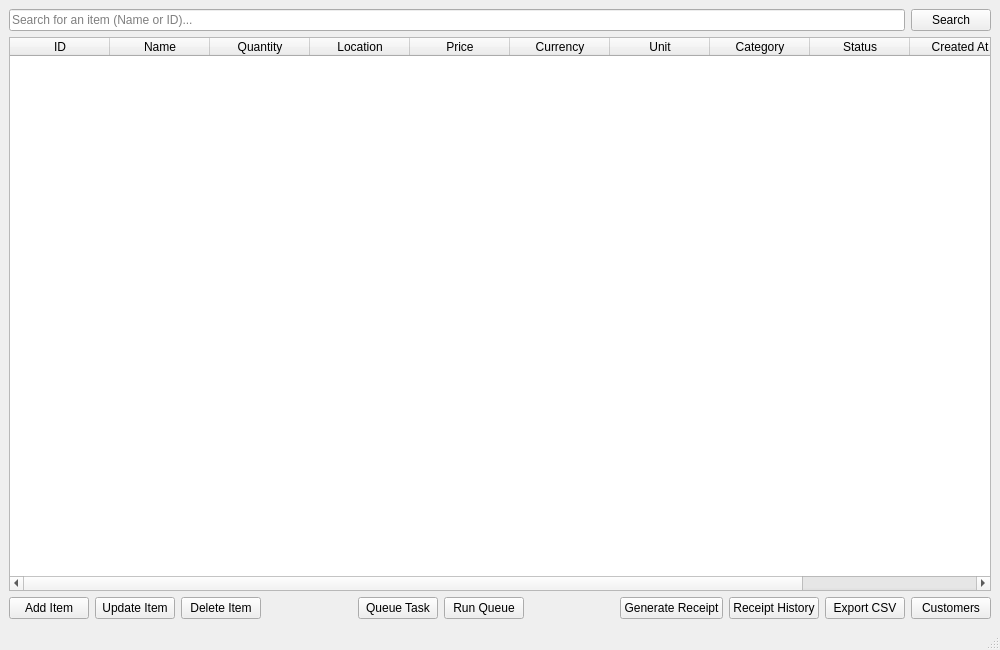
Fally00/WMS-X, file wms_gui/main.ui: the form before one commit.
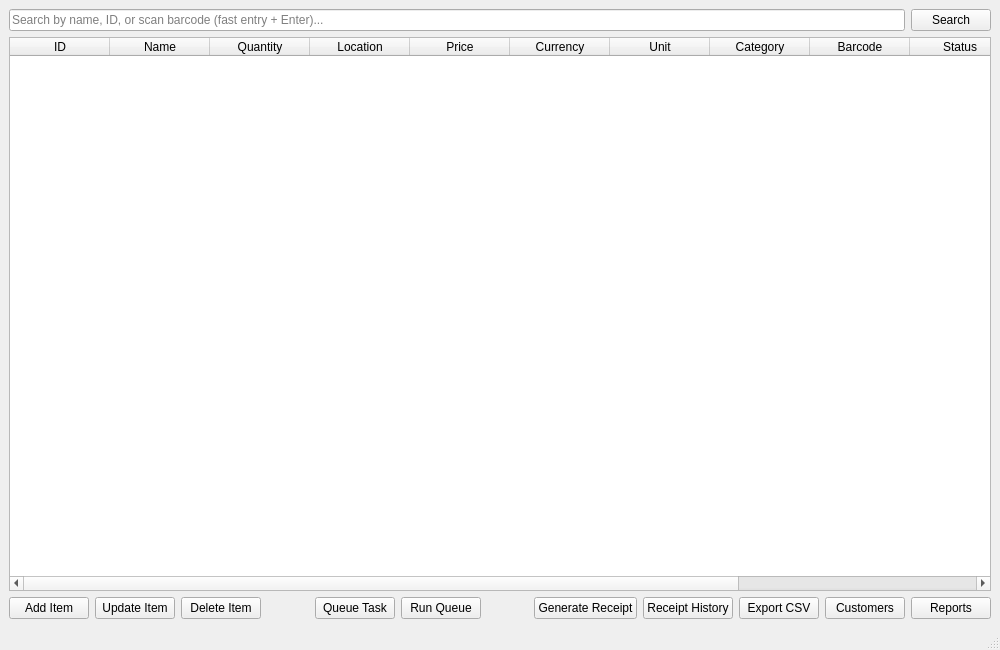
The form after the commit.

Commit message: Barcode Scanning & Reports Feature Implementation

What changed in the file:
```diff
--- a/wms_gui/main.ui
+++ b/wms_gui/main.ui
@@ -20,7 +20,7 @@
       <item>
        <widget class="QLineEdit" name="searchLineEdit">
         <property name="placeholderText">
-         <string>Search for an item (Name or ID)...</string>
+         <string>Search by name, ID, or scan barcode (fast entry + Enter)...</string>
         </property>
        </widget>
       </item>
@@ -87,6 +87,11 @@
         <string>Category</string>
        </property>
       </column>
+      <column>
+       <property name="text">
+        <string>Barcode</string>
+       </property>
+      </column>
       <column>
        <property name="text">
         <string>Status</string>
@@ -195,6 +200,13 @@
         </property>
        </widget>
       </item>
+      <item>
+       <widget class="QPushButton" name="reportsBtn">
+        <property name="text">
+         <string>Reports</string>
+        </property>
+       </widget>
+      </item>
      </layout>
     </item>
    </layout>
```
The commit also changes 17 other files.
